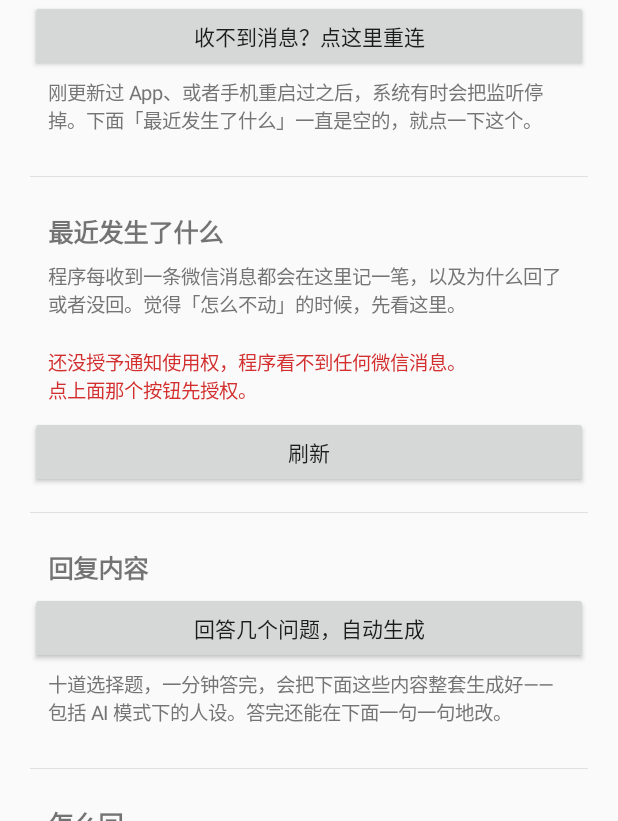
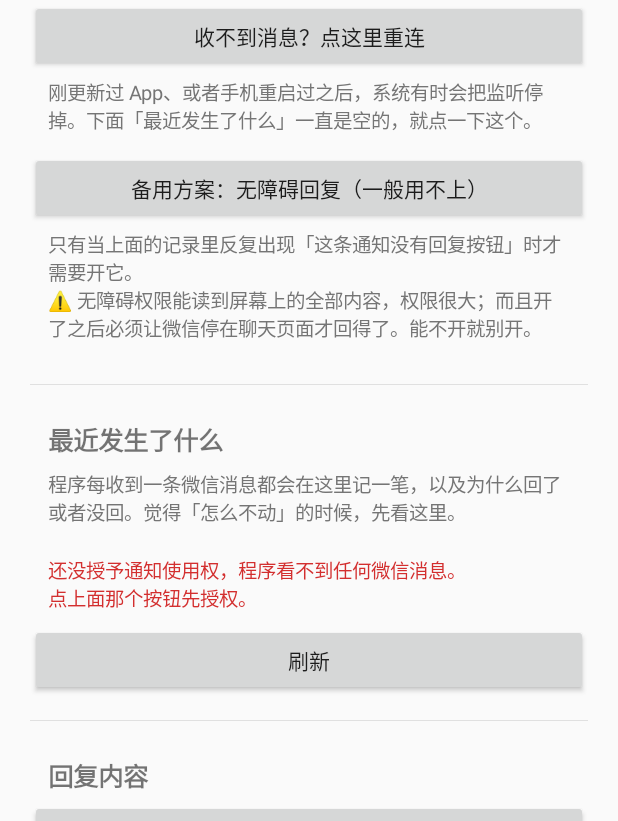
Before and after one commit to taotao-river/-, an Android app: the MainActivity screen opened directly, with no data from a screen before it, after a tap on "收不到消息？点这里重连", on a phone screen of 412 x 824 dp, the part 415-1236 px from its top. Run offline under Robolectric (Android 15) with nearby library versions, the phone set to English and light mode, and no system bars.

Commit message:
安卓端通路排查：修好无障碍兜底、白名单勾选丢失、假成功日志
按「输出口径 / 输入口径 / UI 布局」逐条走了一遍，发现的都是
「看着装好了，实际那条路根本不通」这一类问题。

输出口径
- AndroidManifest 里无障碍服务写的是 exported="false"，
  官方文档要求 true（和通知监听恰好相反）。写成 false 的后果是
  它压根不出现在系统「无障碍」列表里，用户想开也开不了——
  而这正是通知里没有「回复」按钮时唯一的退路。
- 界面上根本没有开启无障碍兜底的入口。日志里写着「可以试试开
  无障碍兜底」，却没有任何地方能开。补上按钮，并写清代价。
- 无障碍发送用了 Context.mainExecutor（API 28），minSdk 是 26，
  安卓 8 的机器上会直接崩。改用 Handler(Looper.getMainLooper())。
- typeAndSend 点完发送就记「已发送」，不看 performAction 的返回值。
  现在每一步失败都如实记录，包括「文字填好了但没点出去」这种
  半成功状态——用户自己补一下就行，但得知道。

输入口径
- 无障碍这条路一个字都不写进事件日志和联系人列表。用户开着它的时候，
  界面上永远是空的，看起来就像「程序没收到消息」。现在和通知那条路
  记一样的内容。
- 无障碍路缺少「等待期间开关被关掉」的复查，和通知路对齐。

UI
- 白名单勾选框在页面中间，「保存设置」在页面最底下。勾完就退出的话
  一条都没存上，而且毫无提示。白名单是防封号最关键的一项，
  丢了后果最严重，改成勾上即刻落盘，并在说明里讲清楚
  勾选即时生效、手打的名字仍需保存。
- onResume 无条件给总开关赋值，会触发监听器，于是每次切回界面
  都弹一次「自动回复已开启」。改成只在真的不一致时才赋值。

通知监听的 exported="false" 是对的，查过文档，没动。

```diff
--- a/android/app/src/main/java/com/wxauto/reply/MainActivity.kt
+++ b/android/app/src/main/java/com/wxauto/reply/MainActivity.kt
@@ -129,7 +129,11 @@ class MainActivity : Activity() {
             checkedSeenContacts() + splitList(allowContactsField.text.toString())
         )
 
-        masterSwitch.isChecked = Storage.loadConfig(this).enabled
+        // 只在真的不一致时才改（比如刚用下拉磁贴关掉了）。
+        // 无条件赋值会触发 setOnCheckedChangeListener，于是每次切回
+        // 这个界面都弹一次「自动回复已开启」，看着像出了什么事。
+        val enabled = Storage.loadConfig(this).enabled
+        if (masterSwitch.isChecked != enabled) masterSwitch.isChecked = enabled
     }
 
     // ------------------------------------------------------------------ 界面
@@ -184,6 +188,21 @@ class MainActivity : Activity() {
         root.addView(hint(
             "刚更新过 App、或者手机重启过之后，系统有时会把监听停掉。" +
                 "下面「最近发生了什么」一直是空的，就点一下这个。"
+        ))
+
+        // 兜底方案的入口。原来只在日志里写「可以试试开无障碍兜底」，
+        // 却没有任何地方能开——等于没有这条退路。
+        // 放在这里而不是更显眼的位置：无障碍权限很大，能不开就别开。
+        root.addView(Button(this).apply {
+            text = "备用方案：无障碍回复（一般用不上）"
+            setOnClickListener {
+                startActivity(Intent(Settings.ACTION_ACCESSIBILITY_SETTINGS))
+            }
+        })
+        root.addView(hint(
+            "只有当上面的记录里反复出现「这条通知没有回复按钮」时才需要开它。\n" +
+                "⚠️ 无障碍权限能读到屏幕上的全部内容，权限很大；" +
+                "而且开了之后必须让微信停在聊天页面才回得了。能不开就别开。"
         ))
 
         root.addView(divider())
@@ -291,7 +310,9 @@ class MainActivity : Activity() {
         }
         root.addView(allowContactsField)
         root.addView(hint(
-            "手打的话，填你在微信里看到的那个名字——**设了备注就填备注名**，" +
+            "上面的勾选框一勾就生效，不用再点保存。\n" +
+                "手打的名字要点页面最下面的「保存设置」才算数。\n\n" +
+                "手打的话，填你在微信里看到的那个名字——**设了备注就填备注名**，" +
                 "没设备注就填昵称。不是微信号。\n" +
                 "多余的空格和大小写不影响匹配。"
         ))
@@ -803,8 +824,10 @@ class MainActivity : Activity() {
                 text = name
                 textSize = 16f
                 tag = TAG_SEEN
+                // 先设好状态再挂监听，否则这一行本身会触发一次「保存」
                 isChecked = normalizeChatName(name) in picked
                 setPadding(dp(8), dp(10), dp(8), dp(10))
+                setOnCheckedChangeListener { _, _ -> saveWhitelistOnly() }
             })
         }
 
@@ -814,6 +837,19 @@ class MainActivity : Activity() {
         allowContactsField.setText(
             selected.filter { normalizeChatName(it) !in seenNorm }.joinToString("，")
         )
+    }
+
+    /**
+     * 勾选框一勾上就立刻存，不等页面底部那个「保存设置」。
+     *
+     * 「保存设置」在页面最下面，勾选框在中间。用户勾完几个人，
+     * 觉得事儿办完了就退出去——设置一条没存上，而且没有任何提示。
+     * 白名单又恰恰是防封号最关键的一项，丢了后果最严重，
+     * 所以这里单独即时落盘。
+     */
+    private fun saveWhitelistOnly() {
+        val names = checkedSeenContacts() + splitList(allowContactsField.text.toString())
+        Storage.saveConfig(this, Storage.loadConfig(this).copy(allowContacts = names))
     }
 
     private fun checkedSeenContacts(): List<String> {
```
Also changed, not shown: android/app/src/main/AndroidManifest.xml (+11 -2 lines), android/app/src/main/java/com/wxauto/reply/WeChatAccessibilityService.kt (+49 -7 lines), android/app/src/main/java/com/wxauto/reply/WeChatNotificationService.kt (+64 -21 lines).
